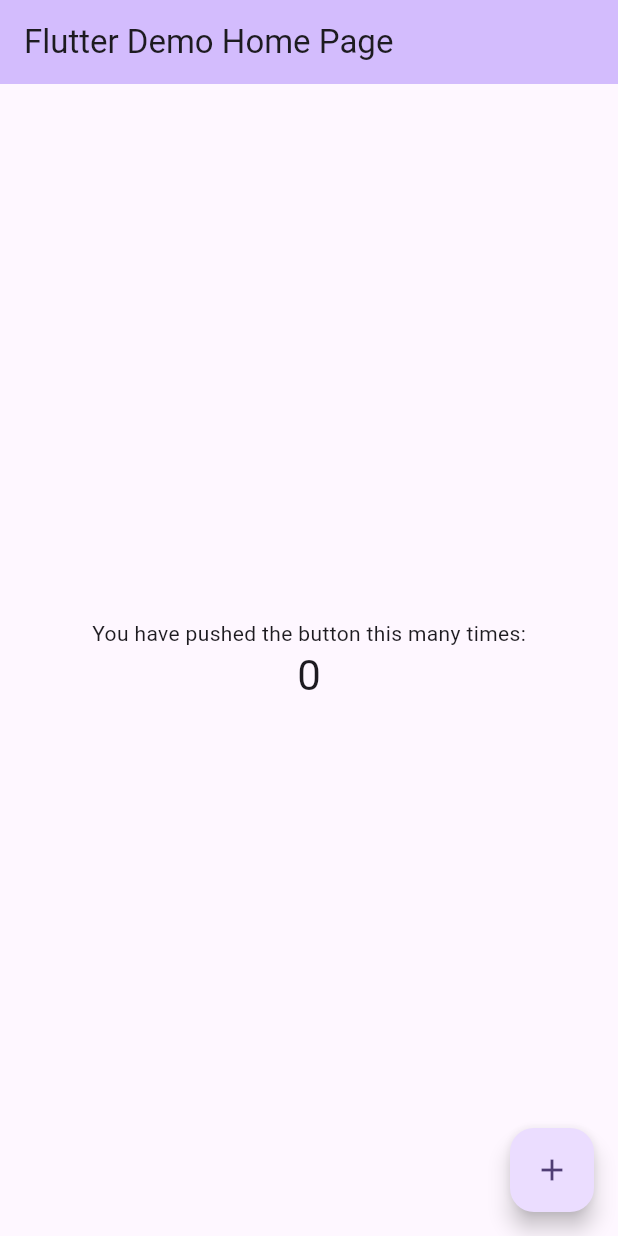
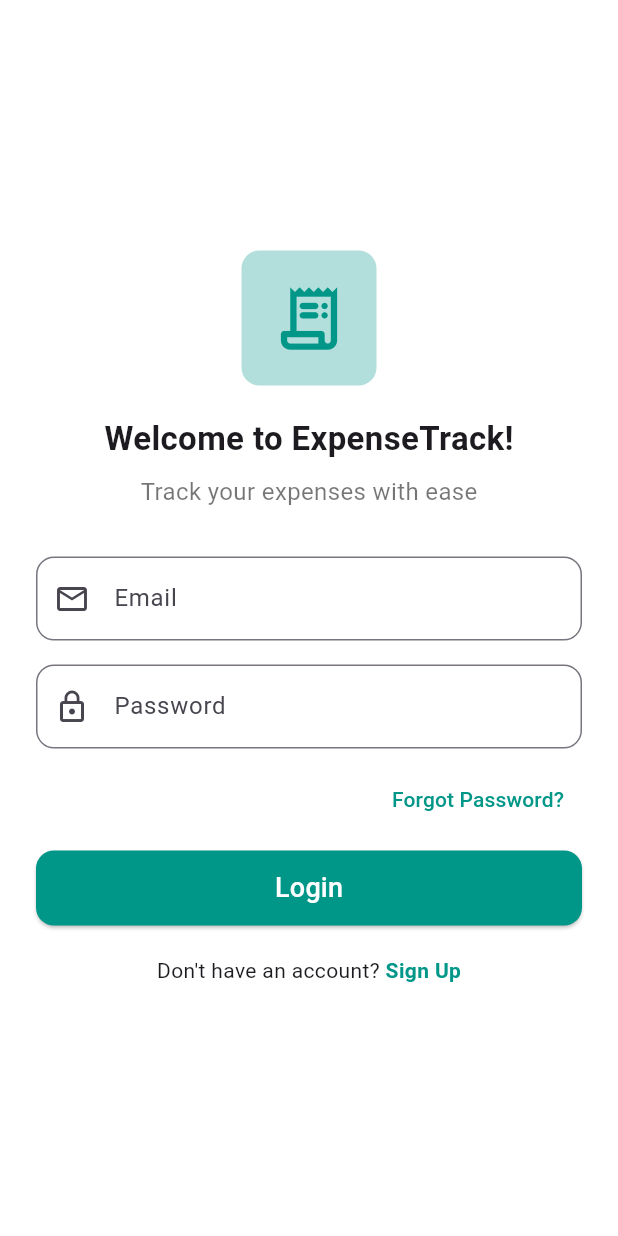
Before and after one commit to Anjana1-bit/Expense_tracker, a Flutter app: the screen it shows after launch, on a phone screen of 412 x 824 dp. Run offline on Flutter 3.47's test engine with Material 3 defaults, Android fonts, the phone set to English and light mode, and no system bars.

Commit message:
added some stuff

```diff
--- a/lib/main.dart
+++ b/lib/main.dart
@@ -1,4 +1,5 @@
 import 'package:flutter/material.dart';
+import 'screens/login_screen.dart';
 
 void main() {
   runApp(const MyApp());
@@ -7,116 +8,15 @@ void main() {
 class MyApp extends StatelessWidget {
   const MyApp({super.key});
 
-  // This widget is the root of your application.
   @override
   Widget build(BuildContext context) {
     return MaterialApp(
-      title: 'Flutter Demo',
+      debugShowCheckedModeBanner: false,
+      title: 'Expense Tracker',
       theme: ThemeData(
-        // This is the theme of your application.
-        //
-        // TRY THIS: Try running your application with "flutter run". You'll see
-        // the application has a purple toolbar. Then, without quitting the app,
-        // try changing the seedColor in the colorScheme below to Colors.green
-        // and then invoke "hot reload" (save your changes or press the "hot
-        // reload" button in a Flutter-supported IDE, or press "r" if you used
-        // the command line to start the app).
-        //
-        // Notice that the counter didn't reset back to zero; the application
-        // state is not lost during the reload. To reset the state, use hot
-        // restart instead.
-        //
-        // This works for code too, not just values: Most code changes can be
-        // tested with just a hot reload.
-        colorScheme: ColorScheme.fromSeed(seedColor: Colors.deepPurple),
+        primarySwatch: Colors.teal,
       ),
-      home: const MyHomePage(title: 'Flutter Demo Home Page'),
+      home: const LoginScreen(),
     );
   }
 }
-
-class MyHomePage extends StatefulWidget {
-  const MyHomePage({super.key, required this.title});
-
-  // This widget is the home page of your application. It is stateful, meaning
-  // that it has a State object (defined below) that contains fields that affect
-  // how it looks.
-
-  // This class is the configuration for the state. It holds the values (in this
-  // case the title) provided by the parent (in this case the App widget) and
-  // used by the build method of the State. Fields in a Widget subclass are
-  // always marked "final".
-
-  final String title;
-
-  @override
-  State<MyHomePage> createState() => _MyHomePageState();
-}
-
-class _MyHomePageState extends State<MyHomePage> {
-  int _counter = 0;
-
-  void _incrementCounter() {
-    setState(() {
-      // This call to setState tells the Flutter framework that something has
-      // changed in this State, which causes it to rerun the build method below
-      // so that the display can reflect the updated values. If we changed
-      // _counter without calling setState(), then the build method would not be
-      // called again, and so nothing would appear to happen.
-      _counter++;
-    });
-  }
-
-  @override
-  Widget build(BuildContext context) {
-    // This method is rerun every time setState is called, for instance as done
-    // by the _incrementCounter method above.
-    //
-    // The Flutter framework has been optimized to make rerunning build methods
-    // fast, so that you can just rebuild anything that needs updating rather
-    // than having to individually change instances of widgets.
-    return Scaffold(
-      appBar: AppBar(
-        // TRY THIS: Try changing the color here to a specific color (to
-        // Colors.amber, perhaps?) and trigger a hot reload to see the AppBar
-        // change color while the other colors stay the same.
-        backgroundColor: Theme.of(context).colorScheme.inversePrimary,
-        // Here we take the value from the MyHomePage object that was created by
-        // the App.build method, and use it to set our appbar title.
-        title: Text(widget.title),
-      ),
-      body: Center(
-        // Center is a layout widget. It takes a single child and positions it
-        // in the middle of the parent.
-        child: Column(
-          // Column is also a layout widget. It takes a list of children and
-          // arranges them vertically. By default, it sizes itself to fit its
-          // children horizontally, and tries to be as tall as its parent.
-          //
-          // Column has various properties to control how it sizes itself and
-          // how it positions its children. Here we use mainAxisAlignment to
-          // center the children vertically; the main axis here is the vertical
-          // axis because Columns are vertical (the cross axis would be
-          // horizontal).
-          //
-          // TRY THIS: Invoke "debug painting" (choose the "Toggle Debug Paint"
-          // action in the IDE, or press "p" in the console), to see the
-          // wireframe for each widget.
-          mainAxisAlignment: MainAxisAlignment.center,
-          children: <Widget>[
-            const Text('You have pushed the button this many times:'),
-            Text(
-              '$_counter',
-              style: Theme.of(context).textTheme.headlineMedium,
-            ),
-          ],
-        ),
-      ),
-      floatingActionButton: FloatingActionButton(
-        onPressed: _incrementCounter,
-        tooltip: 'Increment',
-        child: const Icon(Icons.add),
-      ), // This trailing comma makes auto-formatting nicer for build methods.
-    );
-  }
-}
--- /dev/null
+++ b/lib/screens/login_screen.dart
@@ -0,0 +1,139 @@
+import 'package:flutter/material.dart';
+import 'home_screen.dart';
+
+class LoginScreen extends StatelessWidget {
+  const LoginScreen({super.key});
+
+  @override
+  Widget build(BuildContext context) {
+    return Scaffold(
+      backgroundColor: Colors.white,
+      body: Padding(
+        padding: const EdgeInsets.all(24.0),
+        child: Center(
+          child: SingleChildScrollView(
+            child: Column(
+              children: [
+                Container(
+                  padding: const EdgeInsets.all(20),
+                  decoration: BoxDecoration(
+                    color: Colors.teal.shade100,
+                    borderRadius: BorderRadius.circular(12),
+                  ),
+                  child: const Icon(
+                    Icons.receipt_long_rounded,
+                    color: Colors.teal,
+                    size: 50,
+                  ),
+                ),
+
+                const SizedBox(height: 20),
+
+                const Text(
+                  "Welcome to ExpenseTrack!",
+                  style: TextStyle(
+                    fontSize: 22,
+                    fontWeight: FontWeight.bold,
+                  ),
+                ),
+
+                const SizedBox(height: 8),
+
+                const Text(
+                  "Track your expenses with ease",
+                  style: TextStyle(fontSize: 16, color: Colors.black54),
+                ),
+
+                const SizedBox(height: 32),
+
+                // Email
+                TextField(
+                  decoration: InputDecoration(
+                    labelText: "Email",
+                    prefixIcon: const Icon(Icons.email_outlined),
+                    border: OutlineInputBorder(
+                      borderRadius: BorderRadius.circular(12),
+                    ),
+                  ),
+                ),
+
+                const SizedBox(height: 16),
+
+                // Password
+                TextField(
+                  obscureText: true,
+                  decoration: InputDecoration(
+                    labelText: "Password",
+                    prefixIcon: const Icon(Icons.lock_outline),
+                    border: OutlineInputBorder(
+                      borderRadius: BorderRadius.circular(12),
+                    ),
+                  ),
+                ),
+
+                const SizedBox(height: 10),
+
+                Align(
+                  alignment: Alignment.centerRight,
+                  child: TextButton(
+                    onPressed: () {},
+                    child: const Text(
+                      "Forgot Password?",
+                      style: TextStyle(color: Colors.teal),
+                    ),
+                  ),
+                ),
+
+                const SizedBox(height: 10),
+
+                // Login button
+                SizedBox(
+                  width: double.infinity,
+                  height: 50,
+                  child: ElevatedButton(
+                    style: ElevatedButton.styleFrom(
+                      backgroundColor: Colors.teal,
+                      shape: RoundedRectangleBorder(
+                        borderRadius: BorderRadius.circular(12),
+                      ),
+                    ),
+                    onPressed: () {
+                      Navigator.push(
+                        context,
+                        MaterialPageRoute(builder: (_) => const HomeScreen()),
+                      );
+                    },
+                    child: const Text(
+                      "Login",
+                      style: TextStyle(
+                        fontSize: 18,
+                        color: Colors.white,
+                      ),
+                    ),
+                  ),
+                ),
+
+                const SizedBox(height: 20),
+
+                Row(
+                  mainAxisAlignment: MainAxisAlignment.center,
+                  children: [
+                    const Text("Don't have an account? "),
+                    GestureDetector(
+                      onTap: () {},
+                      child: const Text(
+                        "Sign Up",
+                        style: TextStyle(
+                            color: Colors.teal, fontWeight: FontWeight.bold),
+                      ),
+                    ),
+                  ],
+                )
+              ],
+            ),
+          ),
+        ),
+      ),
+    );
+  }
+}
```
Also changed, not shown: lib/screens/add_expense_screen.dart (added, +80 -0 lines), lib/screens/home_screen.dart (added, +97 -0 lines).
